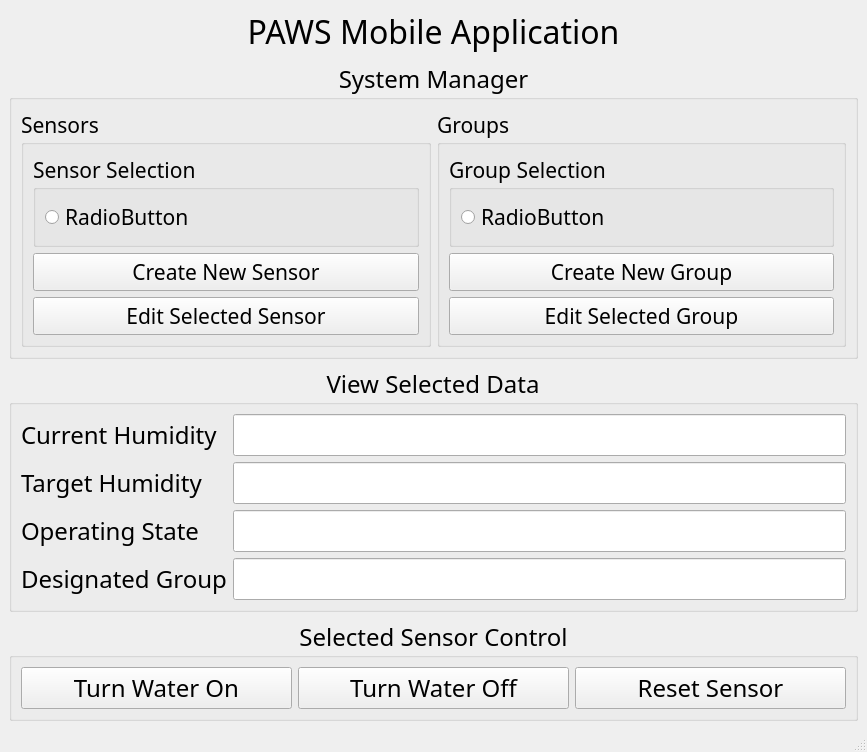
First picture: the form in Interface_Files/PAWS_QT_interface.ui, repository mfruge9214/EID-final-project-moisture-system, before the edit.
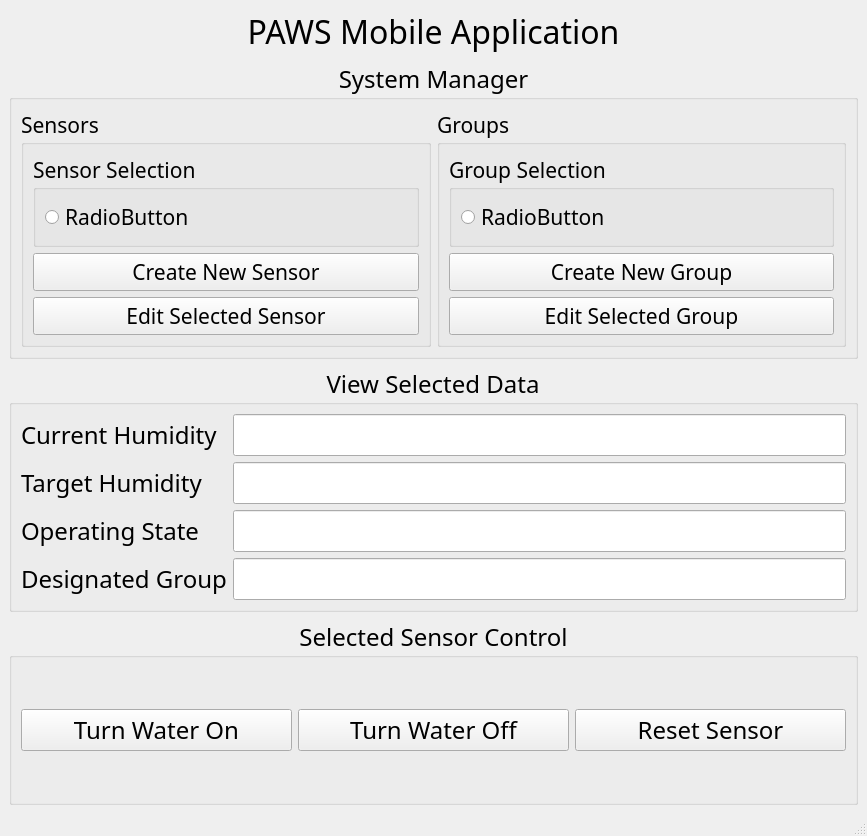
Second picture: the form after the edit.

Diff of the .ui file:
```diff
--- a/Interface_Files/PAWS_QT_interface.ui
+++ b/Interface_Files/PAWS_QT_interface.ui
@@ -7,7 +7,7 @@
     <x>0</x>
     <y>0</y>
     <width>867</width>
-    <height>712</height>
+    <height>836</height>
    </rect>
   </property>
   <property name="windowTitle">
```
Left out of the diff: 318 changed lines with no effect on the pictures.
